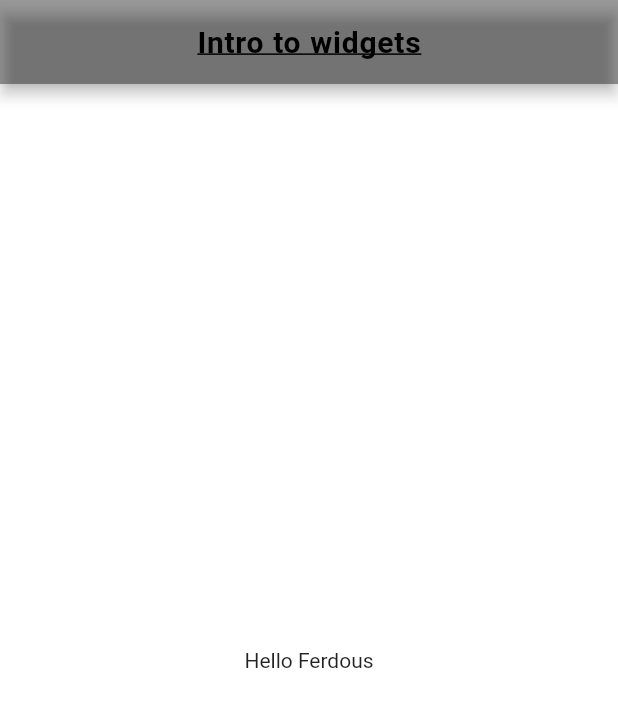
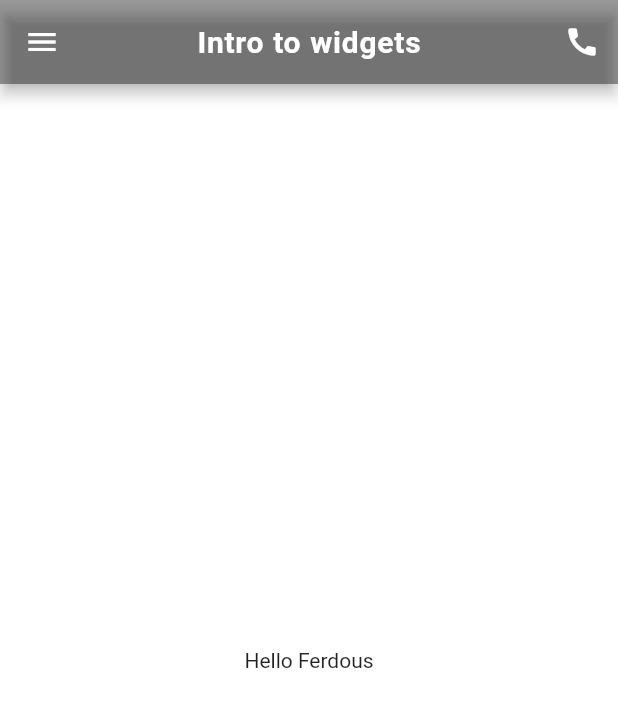
Before and after one commit to MHFerdous/Flutter_RestAPI_FireBase, a Flutter app: the screen it shows after launch, on a phone screen of 412 x 824 dp. Shown: the top 707 px of the screen. Run offline on Flutter 3.47's test engine with Material 2 defaults, Android fonts, the phone set to English and light mode, and no system bars.

Commit message:
file added

```diff
--- a/lib/main.dart
+++ b/lib/main.dart
@@ -27,14 +27,21 @@ class HomeScreen extends StatelessWidget {
           'Intro to widgets',
           textAlign: TextAlign.start,
           style: TextStyle(
-            color: Colors.black,
+            color: Colors.white,
             fontWeight: FontWeight.w700,
             wordSpacing: 0.5,
             letterSpacing: 0.5,
             fontSize: 20,
-            decoration: TextDecoration.underline,
+            //decoration: TextDecoration.underline,
           ),
         ),
+        leading: IconButton(
+          onPressed: () {},
+          icon: Icon(Icons.menu),
+        ),
+        actions: [
+          IconButton(onPressed: () {}, icon: Icon(Icons.call)),
+        ],
         backgroundColor: Colors.black38,
         centerTitle: true,
       ),
--- a/pubspec.yaml
+++ b/pubspec.yaml
@@ -59,7 +59,8 @@ flutter:
   uses-material-design: true
 
   # To add assets to your application, add an assets section, like this:
-  # assets:
+  assets:
+    - assets/
   #   - images/a_dot_burr.jpeg
   #   - images/a_dot_ham.jpeg
 
```
Also changed, not shown: assets/R.jpeg (added).
